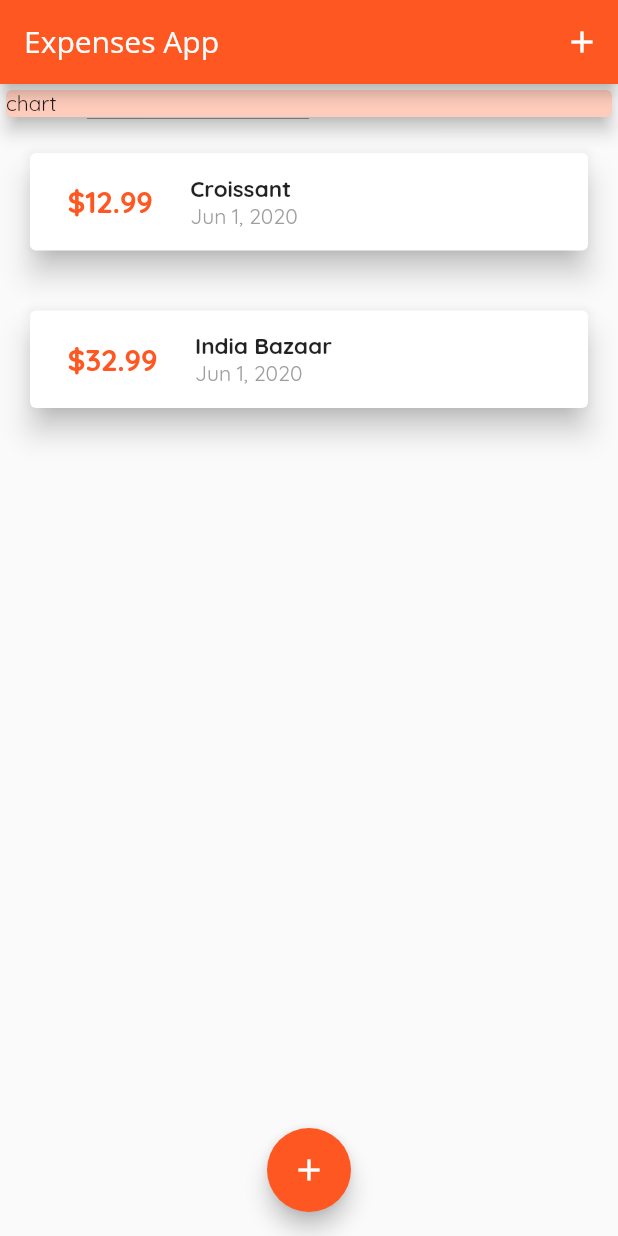
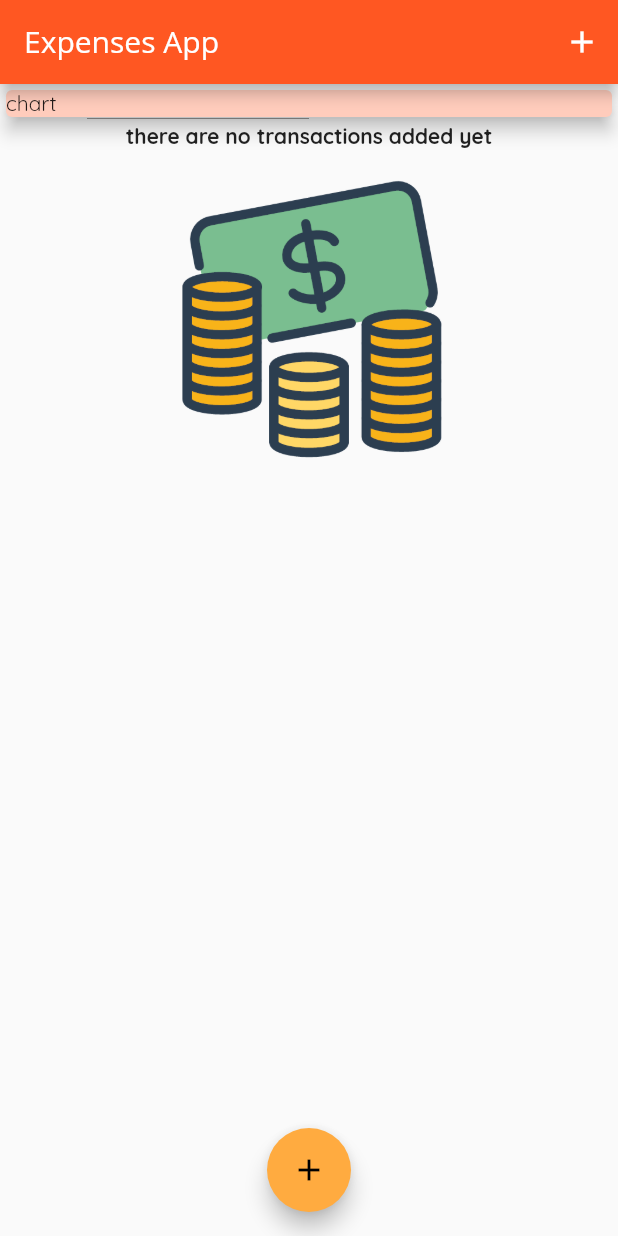
Before and after one commit to nagarakesh4/flutter_expenses_app, a Flutter app: the screen it shows after launch, on a phone screen of 412 x 824 dp. Run offline on Flutter 3.47's test engine with Material 2 defaults, Android fonts, the phone set to English and light mode, and no system bars.

Commit message:
95: on initial load of transactions show image, start using Images.asset by updating pubspec

```diff
--- a/lib/main.dart
+++ b/lib/main.dart
@@ -14,7 +14,7 @@ class MyApp extends StatelessWidget {
       title: 'Expenses',
       theme: ThemeData(
         primarySwatch: Colors.deepOrange,
-        //accentColor: Colors.black,
+        accentColor: Colors.orangeAccent,
         fontFamily: 'Quicksand',
         appBarTheme: AppBarTheme(
           textTheme: ThemeData.light().textTheme.copyWith(
@@ -41,18 +41,18 @@ class MyHomePage extends StatefulWidget {
 
 class _MyHomePageState extends State<MyHomePage> {
   final List<Transaction> _userTransactions = [
-    Transaction(
-      id: 't0',
-      title: 'Croissant',
-      amount: 12.99,
-      dateTime: DateTime.now(),
-    ),
-    Transaction(
-      id: 't1',
-      title: 'India Bazaar',
-      amount: 32.99,
-      dateTime: DateTime.now(),
-    )
+    // Transaction(
+    //   id: 't0',
+    //   title: 'Croissant',
+    //   amount: 12.99,
+    //   dateTime: DateTime.now(),
+    // ),
+    // Transaction(
+    //   id: 't1',
+    //   title: 'India Bazaar',
+    //   amount: 32.99,
+    //   dateTime: DateTime.now(),
+    // )
   ];
 
   void _addNewTransaction(String title, double amount) {
--- a/lib/widgets/list_transactions.dart
+++ b/lib/widgets/list_transactions.dart
@@ -13,7 +13,26 @@ class TransactionList extends StatelessWidget {
   Widget build(BuildContext context) {
     return Container(
       height: 300,
-      child: ListView.builder(
+      child: transactions.isEmpty
+          ? Column(
+              children: <Widget>[
+                Text(
+                  'there are no transactions added yet',
+                  style: TextStyle(fontWeight: FontWeight.bold),
+                ),
+                SizedBox(
+                  height: 10,
+                ),
+                Container(
+                  height: 200,
+                  child: Image.asset(
+                    "assets/images/spending-logo.png",
+                    fit: BoxFit.cover,
+                  ),
+                ),
+              ],
+            )
+          : ListView.builder(
               itemBuilder: (ctx, index) {
                 return Card(
                   elevation: 8,
@@ -43,7 +62,7 @@ class TransactionList extends StatelessWidget {
                             style: TextStyle(
                                 fontSize: 15,
                                 fontWeight: FontWeight.bold,
-                      ),
+                                color: Theme.of(context).accentColor),
                           ),
                           Text(
                             DateFormat()
--- a/pubspec.yaml
+++ b/pubspec.yaml
@@ -46,9 +46,8 @@ flutter:
   uses-material-design: true
 
   # To add assets to your application, add an assets section, like this:
-  # assets:
-  #   - images/a_dot_burr.jpeg
-  #   - images/a_dot_ham.jpeg
+  assets:
+    - assets/images/spending-logo.png
 
   # An image asset can refer to one or more resolution-specific "variants", see
   # https://flutter.dev/assets-and-images/#resolution-aware.
```
Also changed, not shown: assets/images/spending-logo.png (added), 10 other files. Lines whose indentation alone changed are shown as unchanged.
